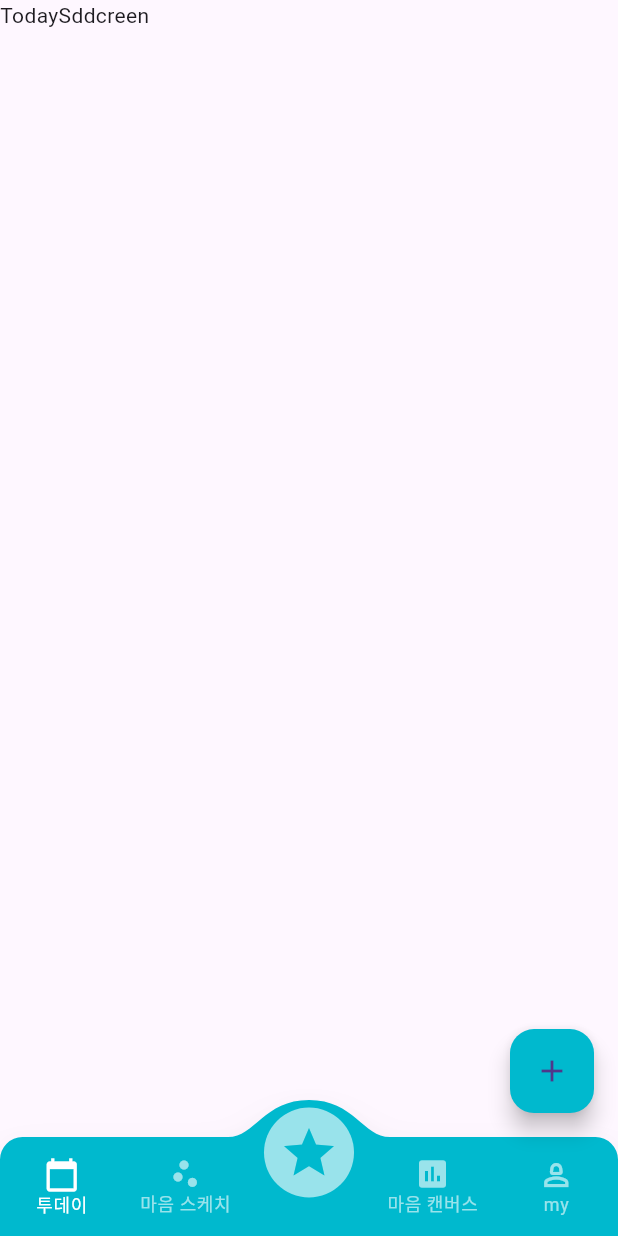
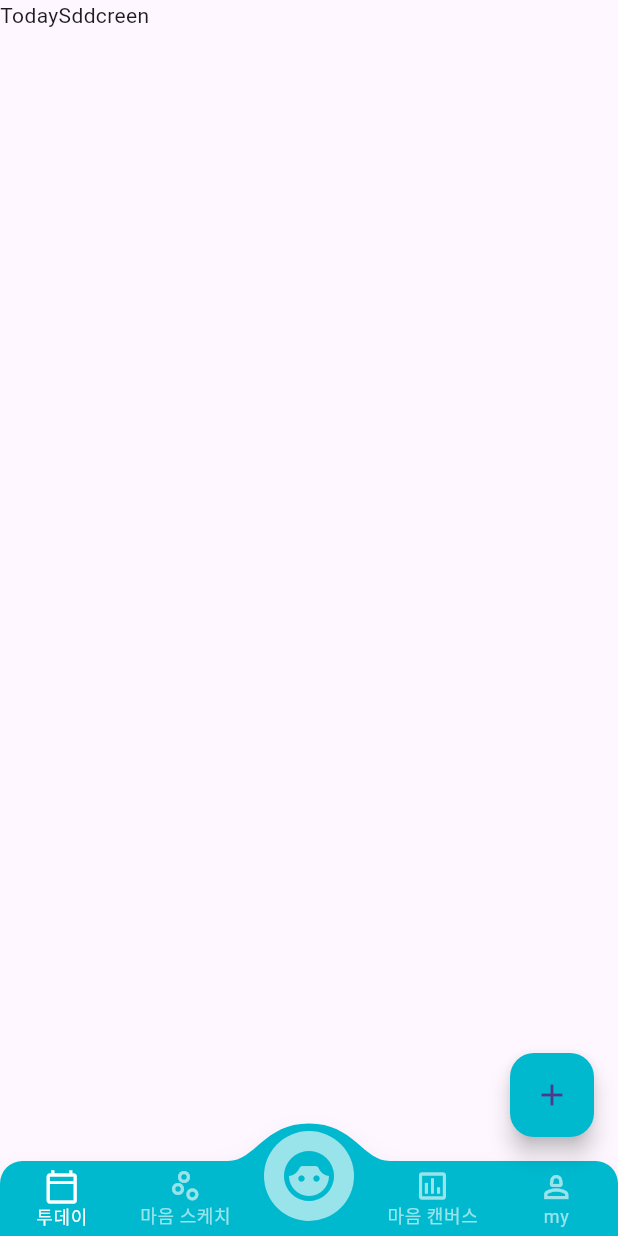
Before and after one commit to hoony00/baseHoon, a Flutter app: the screen it shows after launch, on a phone screen of 412 x 824 dp. Run offline on Flutter 3.47's test engine with Material 3 defaults, Android fonts, the phone set to English and light mode, and no system bars; drawn by our look-alikes of convex_bottom_bar; our stand-ins replace dio, easy_localization, flutter_riverpod, flutter_svg, velocity_x; missing offline and left inert: keyboard_utils_fork, nav.

Commit message:
feat : 바텀 네비 스타일 수정

```diff
--- a/lib/screen/bottom_navigation/w_convex_bottom.dart
+++ b/lib/screen/bottom_navigation/w_convex_bottom.dart
@@ -24,36 +24,29 @@ class _ConvexBottomNavigationState extends ConsumerState<ConvexBottomNavigation>
     final height = context.screenHeight;
 
 
-    return indexProvider == 2  ?
-    ConvexSingleNavigation() :
+    return /*indexProvider == 2  ?
+    ConvexSingleNavigation() :*/
 
-      ConvexAppBar.badge(
+      StyleProvider(
+        style: ConvexStyleProvider(height: height),
+        child: ConvexAppBar.badge(
         {
           0: alarmBadge != 0 ? alarmBadge.toString() : null,
-        1: Icons.assistant_photo,
-        2: Colors.redAccent,
         },
-      badgeMargin: const EdgeInsets.only(left: 30, bottom: 40),
-
+        badgeMargin:  EdgeInsets.only(left: height * 0.028, bottom: height * 0.04),
         style: TabStyle.fixedCircle,
         backgroundColor: AppColors.primaryColor,
-      elevation: 10,
-      // 그림자
+        elevation: 7,
         cornerRadius: 15,
-      // 모서리 둥글기
-      height: indexProvider == 2 ? height * 0.0552 : height * 0.08,
-      // 아이콘 높이
-      top: -height * 0.03,
-      // 아이콘 높이
+       // height: indexProvider == 2 ? height * 0.056 : height * 0.09,
+
+
 
         items: const [
-        TabItem(
-          icon: Icons.calendar_today,
-          title: '투데이',
-        ),
-        TabItem(icon: Icons.scatter_plot_rounded, title: '마음 스케치'),
-        TabItem(icon: Icons.star),
-        TabItem(icon: Icons.assessment, title: '마음 캔버스'),
+          TabItem(icon: Icons.calendar_today_outlined, title: '투데이'),
+          TabItem(icon: Icons.scatter_plot_outlined, title: '마음 스케치'),
+          TabItem(icon: Icons.face_6),
+          TabItem(icon: Icons.assessment_outlined, title: '마음 캔버스'),
           TabItem(icon: Icons.person_2_outlined, title: 'my'),
         ],
 
@@ -71,11 +64,34 @@ class _ConvexBottomNavigationState extends ConsumerState<ConvexBottomNavigation>
           // 화면 이동
           ref.read(pageIndexProvider.notifier).state = i;
         },
+            ),
       );
   }
 }
 
-class ConvexSingleNavigation extends ConsumerStatefulWidget {
+class ConvexStyleProvider extends StyleHook {
+  late double height;
+
+  ConvexStyleProvider({required this.height});
+
+  @override
+  double get activeIconSize => height * 0.05;
+
+  @override
+  double get activeIconMargin => 10;
+
+  @override
+  double get iconSize => height * 0.03;
+
+  @override
+  TextStyle textStyle(Color color, String? fontFamily) {
+    return TextStyle(color: color, fontSize: height * 0.016, fontFamily: fontFamily);
+  }
+
+
+}
+
+/*class ConvexSingleNavigation extends ConsumerStatefulWidget {
   const ConvexSingleNavigation({super.key});
 
   @override
@@ -94,4 +110,4 @@ class _ConvexSingleNavigationState extends ConsumerState<ConvexSingleNavigation>
       },
     );
   }
-}
+}*/
--- a/lib/screen/canvers/s_canpers.dart
+++ b/lib/screen/canvers/s_canpers.dart
@@ -8,8 +8,10 @@ class CanversScreen extends StatefulWidget {
 }
 
 class _CanversScreenState extends State<CanversScreen> {
+
+
   @override
   Widget build(BuildContext context) {
-    return const Text('CanpersScreen');
+    return const Text('CanversScreen');
   }
 }
```
Also changed, not shown: 12 other files. Lines whose indentation alone changed are shown as unchanged.
